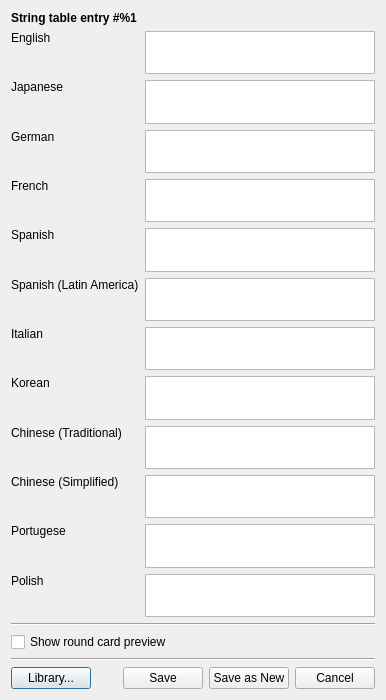
This is native/src/ReachVariantTool/ui/localized_string_editor.ui in DavidJCobb/ReachVariantEditor as Qt 5 draws it before an edit. The edited form follows.
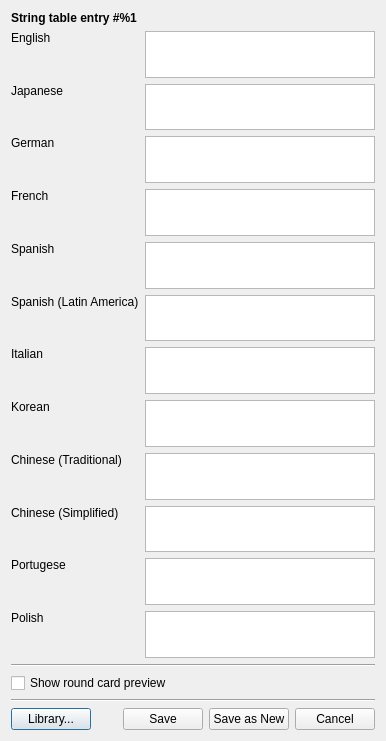
This is the edited form.

Diff of the .ui file:
```diff
--- a/native/src/ReachVariantTool/ui/localized_string_editor.ui
+++ b/native/src/ReachVariantTool/ui/localized_string_editor.ui
@@ -7,7 +7,7 @@
     <x>0</x>
     <y>0</y>
     <width>386</width>
-    <height>700</height>
+    <height>741</height>
    </rect>
   </property>
   <property name="sizePolicy">
```
